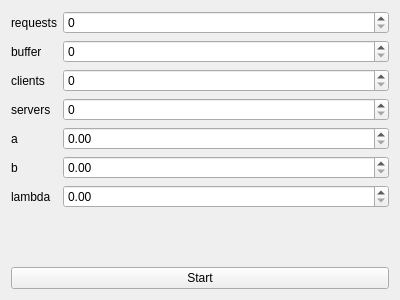
The window that ParametersWindow.ui (shevtsov200/QueueingSystem) describes before a commit, drawn with Qt 5.
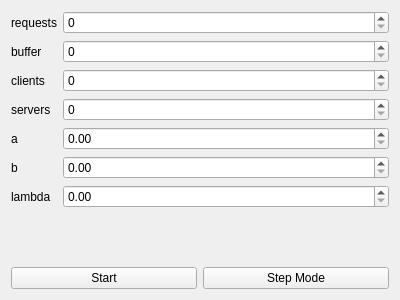
The same window after the commit.

Commit message: Add SystemState struct for storing state of the system at current step.

```diff
--- a/ParametersWindow.ui
+++ b/ParametersWindow.ui
@@ -91,11 +91,22 @@
       </layout>
      </item>
      <item>
+      <layout class="QHBoxLayout" name="horizontalLayout_2">
+       <item>
       <widget class="QPushButton" name="startButton">
        <property name="text">
         <string>Start</string>
        </property>
       </widget>
+       </item>
+       <item>
+        <widget class="QPushButton" name="stepModeButton">
+         <property name="text">
+          <string>Step Mode</string>
+         </property>
+        </widget>
+       </item>
+      </layout>
      </item>
     </layout>
    </item>
```
Lines whose indentation alone changed are shown as unchanged. The commit also changes 23 other files.
